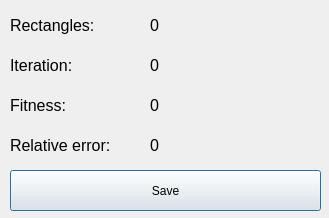
Old version of the form RectangleAproximator/stat_dialog.ui in the repository ChocolateChipKookie/Rectangle_approximation_algorithm.
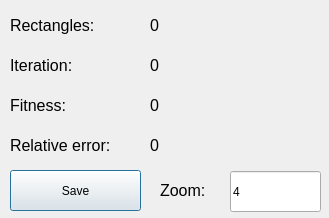
New version of the form.

What changed in the file:
```diff
--- a/RectangleAproximator/stat_dialog.ui
+++ b/RectangleAproximator/stat_dialog.ui
@@ -162,7 +162,7 @@
     <rect>
      <x>10</x>
      <y>170</y>
-     <width>311</width>
+     <width>131</width>
      <height>41</height>
     </rect>
    </property>
@@ -170,6 +170,37 @@
     <string>Save</string>
    </property>
   </widget>
+  <widget class="QLabel" name="zoomLabel">
+   <property name="geometry">
+    <rect>
+     <x>160</x>
+     <y>170</y>
+     <width>61</width>
+     <height>41</height>
+    </rect>
+   </property>
+   <property name="font">
+    <font>
+     <pointsize>12</pointsize>
+    </font>
+   </property>
+   <property name="text">
+    <string>Zoom:</string>
+   </property>
+  </widget>
+  <widget class="QLineEdit" name="zoomLineEdit">
+   <property name="geometry">
+    <rect>
+     <x>230</x>
+     <y>171</y>
+     <width>91</width>
+     <height>41</height>
+    </rect>
+   </property>
+   <property name="text">
+    <string>4</string>
+   </property>
+  </widget>
  </widget>
  <layoutdefault spacing="6" margin="11"/>
  <resources/>
```
